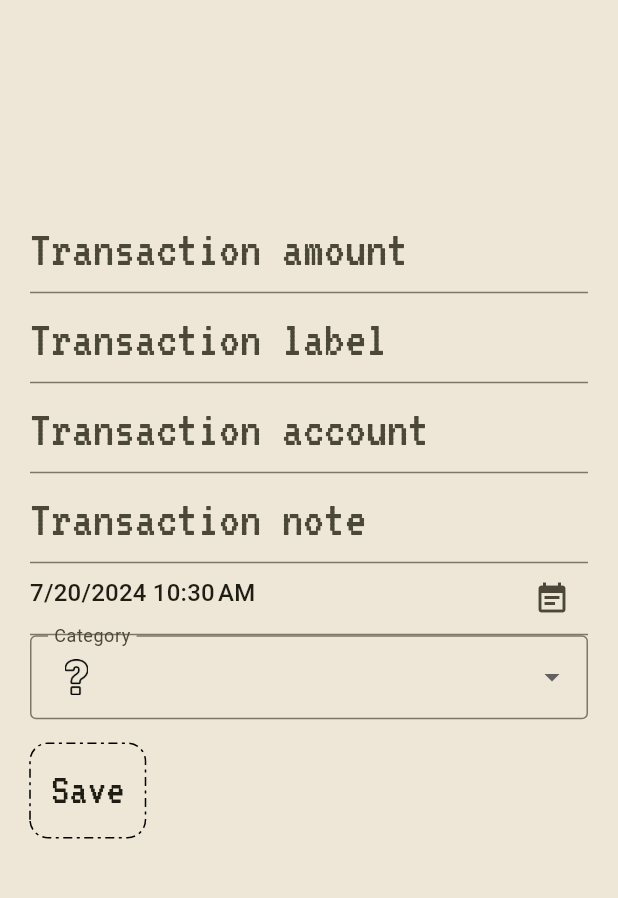
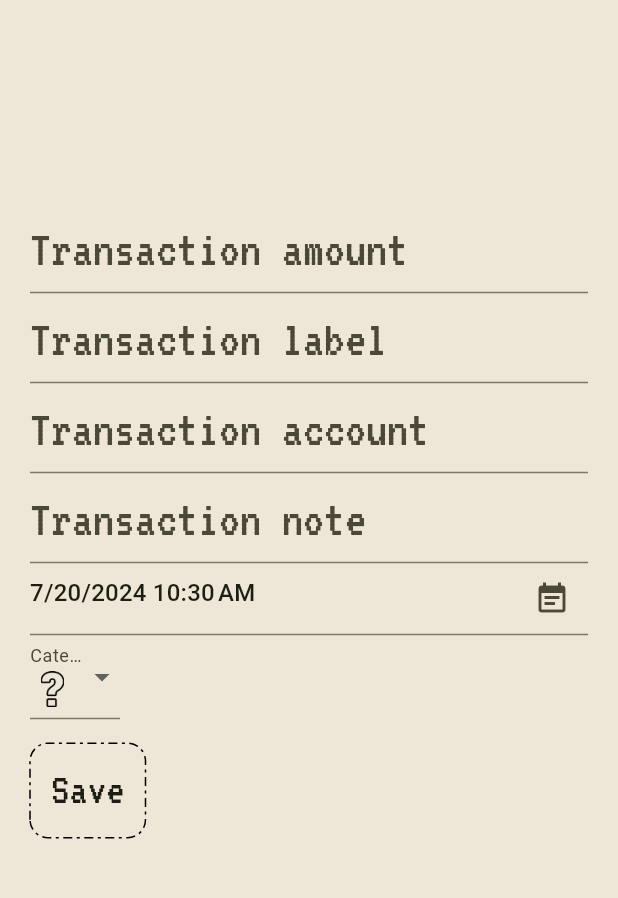
Before and after one commit to itsautfullday/email_credit_tracker, a Flutter app: the CreateUpdateTransaction screen opened directly, on a phone screen of 412 x 824 dp, the part 74-972 px from its top. Run offline on Flutter 3.47's test engine with Material 2 defaults, Android fonts, the phone set to English and light mode, and no system bars; drawn by our look-alikes of date_field, dotted_border; our stand-ins replace firebase_core, fluttertoast, google_fonts, google_sign_in, googleapis_auth, shared_preferences; missing offline and left inert: extension_google_sign_in_as_googleapis_auth, googleapis; accounts and stored records are empty.

Commit message:
Corrected category picking

```diff
--- a/lib/controller/TransactionCreateUpdateController.dart
+++ b/lib/controller/TransactionCreateUpdateController.dart
@@ -55,5 +55,6 @@ class TransactionCreateUpdateController {
     }
 
     TransactionViewController.instance.updateTransactionsView();
+
   }
 }
--- a/lib/controller/TransactionViewController.dart
+++ b/lib/controller/TransactionViewController.dart
@@ -13,8 +13,9 @@ class TransactionViewController extends ChangeNotifier {
     return _instance!;
   }
 
-  void updateTransactionsView() {
+  void updateTransactionsView() async {
     notifyListeners();
+    await TransactionsManager.instance.saveTransactionData();
   }
 
   bool shouldShowLoadingTransactionsMessage() {
--- a/lib/model/ExpenseCategory.dart
+++ b/lib/model/ExpenseCategory.dart
@@ -7,6 +7,7 @@ class ExpenseCategory {
 
   String? assetPath;
   String? categoryId;
+  String? categoryName;
 
   factory ExpenseCategory.fromJson(Map<String, dynamic> json) =>
       _$ExpenseCategoryFromJson(json);
--- a/lib/model/ExpenseCategoryManager.dart
+++ b/lib/model/ExpenseCategoryManager.dart
@@ -1,5 +1,7 @@
 import 'dart:convert';
 
+import 'package:email_credit_tracker/Constants.dart';
+import 'package:flutter/material.dart';
 import 'package:flutter/services.dart';
 
 import 'ExpenseCategory.dart';
--- a/lib/view/CommonWidgets/ViewScaffold.dart
+++ b/lib/view/CommonWidgets/ViewScaffold.dart
@@ -14,6 +14,7 @@ class ViewScaffold extends StatelessWidget {
   @override
   Widget build(BuildContext context) {
     return Scaffold(
+      resizeToAvoidBottomInset: false,
       appBar: AppBar(
         backgroundColor: Theme.of(context).scaffoldBackgroundColor,
         centerTitle: true,
--- a/lib/view/TransactionCreateUpdate.dart
+++ b/lib/view/TransactionCreateUpdate.dart
@@ -132,7 +132,7 @@ class _CreateUpdateFormState extends State<CreateUpdateForm> {
                   return null;
                 },
               ),
-              //TODO : This breaks, allow for current time addition if not specified!
+
               DateTimeFormField(
                 decoration: InputDecoration(
                   hintStyle: Theme.of(context).textTheme.titleLarge,
@@ -148,11 +148,13 @@ class _CreateUpdateFormState extends State<CreateUpdateForm> {
                 },
                 onSaved: (newValue) => date = newValue,
               ),
-              DropdownButtonFormField<ExpenseCategory>(
+
+              SizedBox(
+                width: 60,
+                child: DropdownButtonFormField<ExpenseCategory>(
                   value: initialCategory,
                   decoration: const InputDecoration(
                     labelText: 'Category',
-                  border: OutlineInputBorder(),
                   ),
                   onChanged: (ExpenseCategory? newValue) {
                     setState(() {
@@ -169,9 +171,10 @@ class _CreateUpdateFormState extends State<CreateUpdateForm> {
                           width: 30,
                           height: 30,
                           alignment: Alignment.center,
-                        child: Image.asset(item!.assetPath!)),
-                  );
+                          child: Image.asset(item!.assetPath!),
+                        ));
                   }).toList(),
+                ),
               ),
 
               //TODO Add delete button!
```
Also changed, not shown: assets/json/categories.json (+20 -9 lines), lib/view/AnalysisView.dart (+28 -0 lines), lib/model/ExpenseCategory.g.dart. Lines whose indentation alone changed are shown as unchanged.
